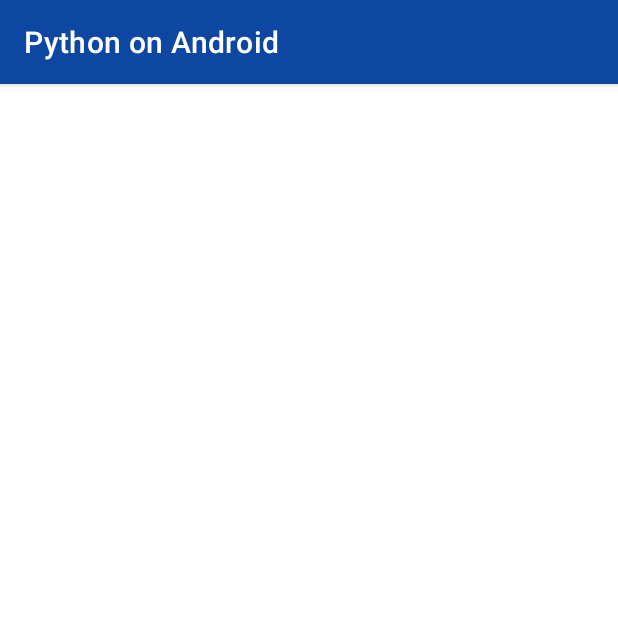
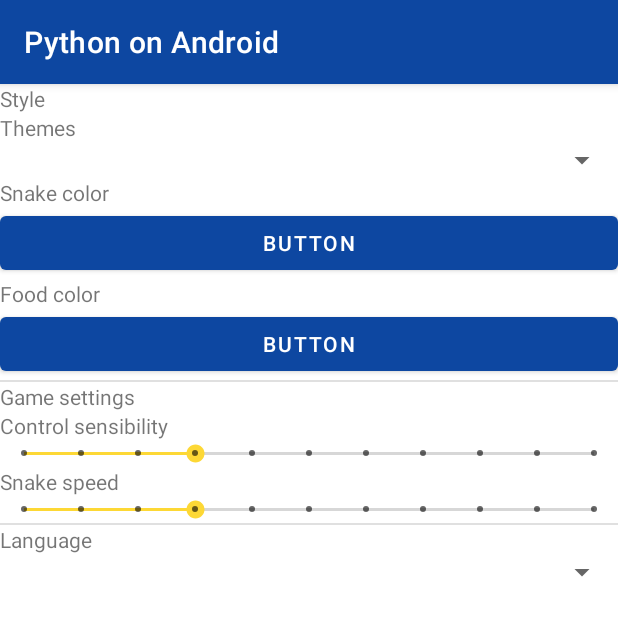
Before and after one commit to takotori/PythonOnAndroid, an Android app: the OptionsActivity screen opened directly, with no data from a screen before it, on a phone screen of 412 x 824 dp, the top half of it. Run offline under Robolectric (Android 15) with nearby library versions, the light colour scheme and no system bars.

Commit message:
basic options gui

```diff
--- a/app/src/main/res/layout/activity_options.xml
+++ b/app/src/main/res/layout/activity_options.xml
@@ -1,9 +1,108 @@
 <?xml version="1.0" encoding="utf-8"?>
-<androidx.constraintlayout.widget.ConstraintLayout xmlns:android="http://schemas.android.com/apk/res/android"
+<LinearLayout xmlns:android="http://schemas.android.com/apk/res/android"
     xmlns:tools="http://schemas.android.com/tools"
     android:layout_width="match_parent"
     android:layout_height="match_parent"
     android:id="@+id/optionsActivityLayout"
-    tools:context=".activities.OptionsActivity">
+    tools:context=".activities.OptionsActivity"
+    android:orientation="vertical">
 
-</androidx.constraintlayout.widget.ConstraintLayout>
+
+    <TextView
+        android:id="@+id/options_title_style"
+        android:layout_width="match_parent"
+        android:layout_height="wrap_content"
+        android:text="@string/options_style_title_txt" />
+
+    <TextView
+        android:id="@+id/options_themes_title"
+        android:layout_width="match_parent"
+        android:layout_height="wrap_content"
+        android:text="@string/options_themes_txt" />
+
+    <Spinner
+        android:id="@+id/options_themes_drop_down"
+        android:layout_width="match_parent"
+        android:layout_height="wrap_content" />
+
+    <TextView
+        android:id="@+id/options_snake_color_title"
+        android:layout_width="match_parent"
+        android:layout_height="wrap_content"
+        android:text="@string/options_snake_color_txt" />
+
+    <Button
+        android:id="@+id/options_snake_color_btn"
+        android:layout_width="match_parent"
+        android:layout_height="wrap_content"
+        android:text="Button" />
+
+    <TextView
+        android:id="@+id/options_food_color_title"
+        android:layout_width="match_parent"
+        android:layout_height="wrap_content"
+        android:text="@string/options_food_color_txt" />
+
+    <Button
+        android:id="@+id/options_food_color_btn"
+        android:layout_width="match_parent"
+        android:layout_height="wrap_content"
+        android:text="Button" />
+
+    <View
+        android:id="@+id/divider"
+        android:layout_width="match_parent"
+        android:layout_height="1dp"
+        android:background="?android:attr/listDivider" />
+
+    <TextView
+        android:id="@+id/options_game_settings_title"
+        android:layout_width="match_parent"
+        android:layout_height="wrap_content"
+        android:text="@string/options_game_settings_txt"/>
+
+    <TextView
+        android:id="@+id/options_control_sensibility_title"
+        android:layout_width="match_parent"
+        android:layout_height="wrap_content"
+        android:text="@string/options_control_sensibility_txt" />
+
+    <SeekBar
+        android:id="@+id/options_control_sensibility_seekBar"
+        style="@style/Widget.AppCompat.SeekBar.Discrete"
+        android:layout_width="match_parent"
+        android:layout_height="wrap_content"
+        android:max="10"
+        android:progress="3" />
+
+    <TextView
+        android:id="@+id/options_snake_speed_title"
+        android:layout_width="match_parent"
+        android:layout_height="wrap_content"
+        android:text="@string/options_snake_speed_txt"/>
+
+    <SeekBar
+        android:id="@+id/options_snake_speed_seekBar"
+        style="@style/Widget.AppCompat.SeekBar.Discrete"
+        android:layout_width="match_parent"
+        android:layout_height="wrap_content"
+        android:max="10"
+        android:progress="3" />
+
+    <View
+        android:id="@+id/divider2"
+        android:layout_width="match_parent"
+        android:layout_height="1dp"
+        android:background="?android:attr/listDivider" />
+
+    <TextView
+        android:id="@+id/options_language_txt"
+        android:layout_width="match_parent"
+        android:layout_height="wrap_content"
+        android:text="@string/options_language_txt" />
+
+    <Spinner
+        android:id="@+id/options_language_drop_down"
+        android:layout_width="match_parent"
+        android:layout_height="wrap_content" />
+</LinearLayout>
--- a/app/src/main/res/values/strings.xml
+++ b/app/src/main/res/values/strings.xml
@@ -5,4 +5,12 @@
     <string name="optionsBtn_txt">Options</string>
     <string name="logoutBtn_txt">Logout</string>
     <string name="score_place_holder_txt">SCORE: 0</string>
+    <string name="options_style_title_txt">Style</string>
+    <string name="options_themes_txt">Themes</string>
+    <string name="options_snake_color_txt">Snake color</string>
+    <string name="options_food_color_txt">Food color</string>
+    <string name="options_game_settings_txt">Game settings</string>
+    <string name="options_control_sensibility_txt">Control sensibility</string>
+    <string name="options_snake_speed_txt">Snake speed</string>
+    <string name="options_language_txt">Language</string>
 </resources>
```
